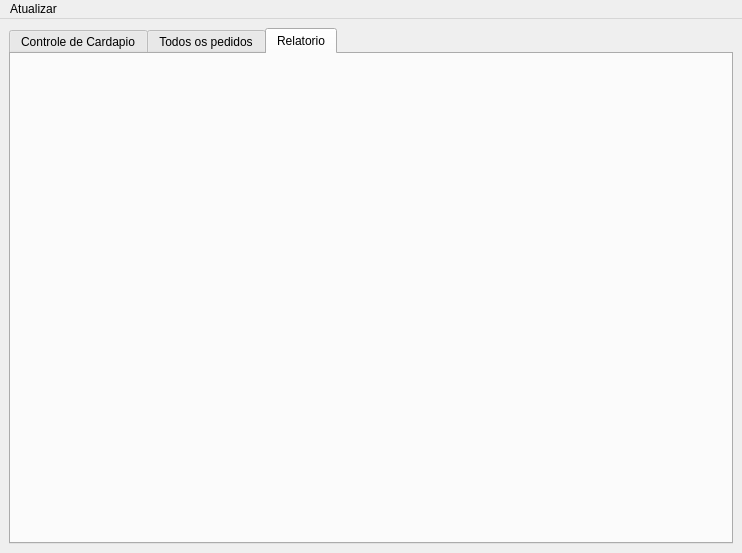
Qt form server/src/screen/ui/tela_principal.ui (JonasCGN/Projeto-Final-POO-II) before a commit.
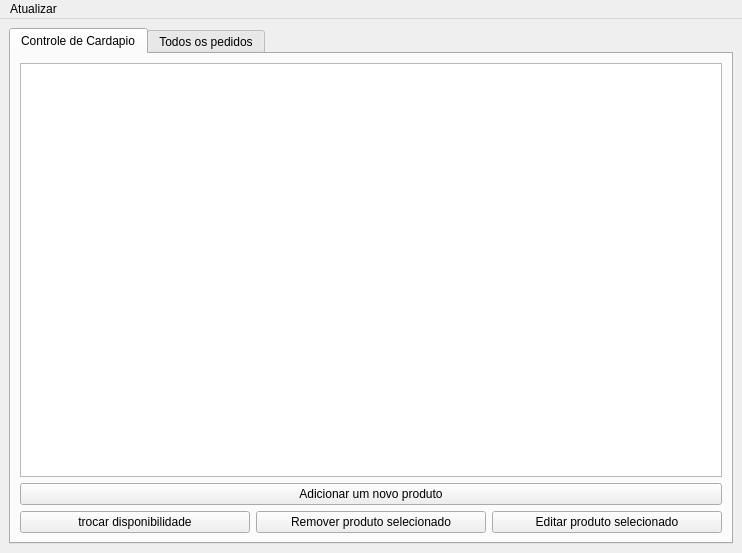
The same form after that commit. The open tabs and pages were chosen to show the change.

Commit message: feat: removendo relatorio do servidor

Patch:
```diff
--- a/server/src/screen/ui/tela_principal.ui
+++ b/server/src/screen/ui/tela_principal.ui
@@ -108,12 +108,6 @@
         </item>
        </layout>
       </widget>
-      <widget class="QWidget" name="tab_relatorio">
-       <attribute name="title">
-        <string>Relatorio</string>
-       </attribute>
-       <layout class="QVBoxLayout" name="verticalLayout_6"/>
-      </widget>
      </widget>
     </item>
    </layout>
```
